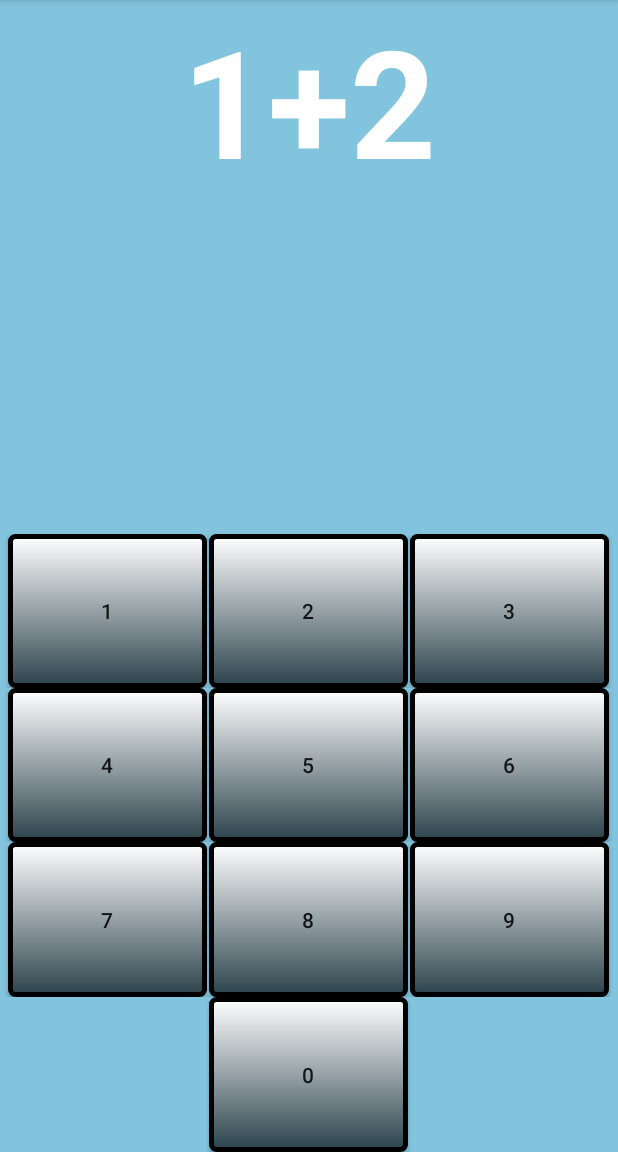
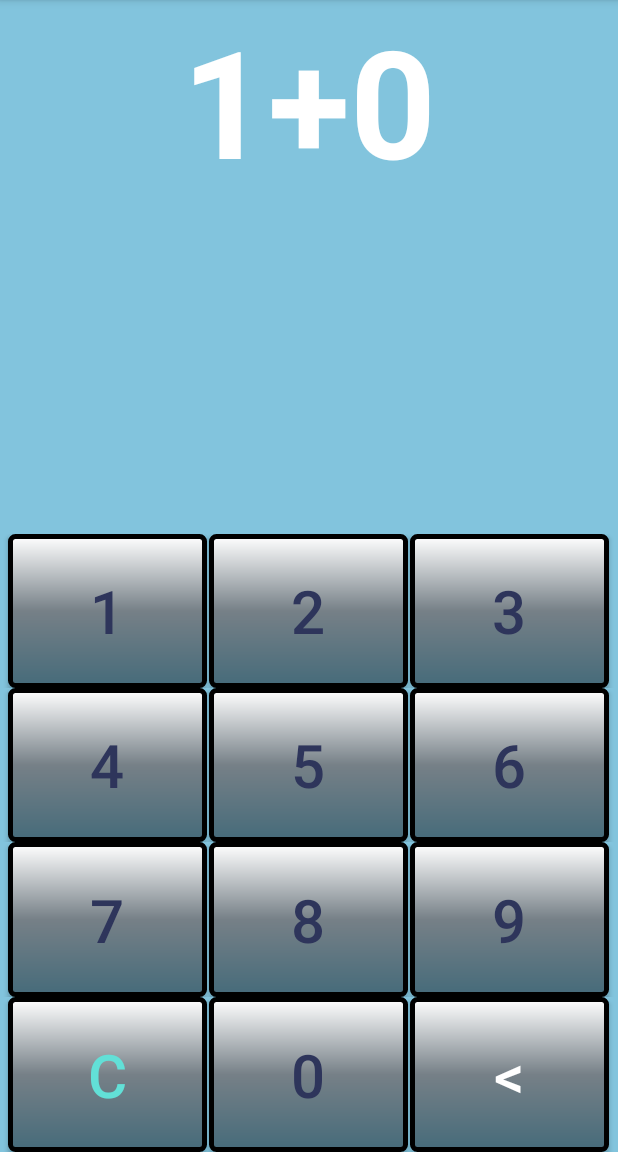
Before and after one commit to bminton3/FastMathTrainer2, an Android app: the screen it shows after launch (MathCardsActivity), on a phone screen of 412 x 824 dp, the part 84-1236 px from its top. Run offline under Robolectric (Android 15) with nearby library versions, the phone set to English and light mode, and no system bars.

Commit message:
added clear and back buttons, added game logic, updated buttons

```diff
--- a/app/src/main/java/com/minton/fastmathtrainer/MathCardsActivity.kt
+++ b/app/src/main/java/com/minton/fastmathtrainer/MathCardsActivity.kt
@@ -7,6 +7,7 @@ import android.view.View
 import android.widget.TextView
 import android.widget.Button
 import kotlinx.android.synthetic.main.activity_math_cards.*
+import java.security.SecureRandom
 
 
 /**
@@ -15,8 +16,8 @@ import kotlinx.android.synthetic.main.activity_math_cards.*
  */
 class MathCardsActivity : AppCompatActivity() {
 
-    private var mVisible: Boolean = false
     private val mHideHandler = Handler()
+    private var total: Int = 0
 
     /**
      * Maybe this is the main method
@@ -26,8 +27,6 @@ class MathCardsActivity : AppCompatActivity() {
 
         setContentView(R.layout.activity_math_cards)
         supportActionBar?.setDisplayHomeAsUpEnabled(true)
-
-        mVisible = true
 
         // Set up the user interaction to manually show or hide the system UI.
         //equation.setOnClickListener { toggle() }
@@ -42,9 +41,7 @@ class MathCardsActivity : AppCompatActivity() {
     override fun onPostCreate(savedInstanceState: Bundle?) {
         super.onPostCreate(savedInstanceState)
 
-        val text: TextView = findViewById<TextView>(R.id.equation)
-
-        text.text = "1+2"
+        updateEquation()
 
         val answer: TextView = findViewById<TextView>(R.id.answer)
 
@@ -56,46 +53,85 @@ class MathCardsActivity : AppCompatActivity() {
         //delayedHide(100)
     }
 
+    private fun randomInt(): Int {
+        val random = SecureRandom()
+        return random.nextInt(9)
+    }
+
     private fun createButtonListeners() {
         val oneButton : Button = findViewById<Button>(R.id.one)
-        oneButton.setOnClickListener { answer.text = oneButton.text }
+        oneButton.setOnClickListener {
+            answer.append(oneButton.text)
+            checkAnswer()
+        }
         val twoButton : Button = findViewById<Button>(R.id.two)
-        twoButton.setOnClickListener { answer.text = twoButton.text }
+        twoButton.setOnClickListener {
+            answer.append(twoButton.text)
+            checkAnswer()
+        }
         val threeButton : Button = findViewById<Button>(R.id.three)
-        threeButton.setOnClickListener { answer.text = threeButton.text }
+        threeButton.setOnClickListener {
+            answer.append(threeButton.text)
+            checkAnswer()
+        }
         val fourButton : Button = findViewById<Button>(R.id.four)
-        fourButton.setOnClickListener { answer.text = fourButton.text }
+        fourButton.setOnClickListener {
+            answer.append(fourButton.text)
+            checkAnswer()
+        }
         val fiveButton : Button = findViewById<Button>(R.id.five)
-        fiveButton.setOnClickListener { answer.text = fiveButton.text }
+        fiveButton.setOnClickListener {
+            answer.append(fiveButton.text)
+            checkAnswer()
+        }
         val sixButton : Button = findViewById<Button>(R.id.six)
-        sixButton.setOnClickListener { answer.text = sixButton.text }
+        sixButton.setOnClickListener {
+            answer.append(sixButton.text)
+            checkAnswer()
+        }
         val sevenButton : Button = findViewById<Button>(R.id.seven)
-        sevenButton.setOnClickListener { answer.text = sevenButton.text }
+        sevenButton.setOnClickListener {
+            answer.append(sevenButton.text)
+            checkAnswer()
+        }
         val eightButton : Button = findViewById<Button>(R.id.eight)
-        eightButton.setOnClickListener { answer.text = eightButton.text }
+        eightButton.setOnClickListener {
+            answer.append(eightButton.text)
+            checkAnswer()
+        }
         val nineButton : Button = findViewById<Button>(R.id.nine)
-        nineButton.setOnClickListener { answer.text = nineButton.text }
+        nineButton.setOnClickListener {
+            answer.append(nineButton.text)
+            checkAnswer()
+        }
         val zeroButton : Button = findViewById<Button>(R.id.zero)
-        zeroButton.setOnClickListener { answer.text = zeroButton.text }
+        zeroButton.setOnClickListener {
+            answer.append(zeroButton.text)
+            checkAnswer()
+        }
+        val backButton : Button = findViewById<Button>(R.id.back)
+        backButton.setOnClickListener {
+            if (answer.text.length >= 1) {
+                answer.text = answer.text.substring(0, answer.text.length - 1)
+            }
+        }
+        val clearButton : Button = findViewById<Button>(R.id.clear)
+        clearButton.setOnClickListener { answer.text = "" }
     }
 
-    companion object {
-        /**
-         * Whether or not the system UI should be auto-hidden after
-         * [AUTO_HIDE_DELAY_MILLIS] milliseconds.
-         */
-        private val AUTO_HIDE = true
+    private fun checkAnswer() {
+        if (answer.text.toString().toInt() == total) {
+            updateEquation()
+            answer.text = ""
+        }
+    }
 
-        /**
-         * If [AUTO_HIDE] is set, the number of milliseconds to wait after
-         * user interaction before hiding the system UI.
-         */
-        private val AUTO_HIDE_DELAY_MILLIS = 3000
+    private fun updateEquation() {
+        val text: TextView = findViewById<TextView>(R.id.equation)
 
-        /**
-         * Some older devices needs a small delay between UI widget updates
-         * and a change of the status and navigation bar.
-         */
-        private val UI_ANIMATION_DELAY = 300
+        val x = randomInt()
+        val y = randomInt()
+        total = x+y
+        text.text = x.toString() + "+" + y.toString()
     }
 }
--- a/app/src/main/res/drawable/mybutton.xml
+++ b/app/src/main/res/drawable/mybutton.xml
@@ -1,9 +1,12 @@
 <?xml version="1.0" encoding="utf-8"?>
     <shape xmlns:android="http://schemas.android.com/apk/res/android"
         android:shape="rectangle">
-        <gradient android:startColor="#FFFFFF"
-            android:endColor="#2c434c"
-            android:angle="270" />
+        <gradient
+            android:startColor="#FFFFFF"
+            android:centerColor="#768087"
+            android:endColor="#466b7a"
+            android:angle="270"
+            android:type="linear" />
         <corners android:radius="3dp" />
         <stroke android:width="5px" android:color="#000000" />
     </shape>
--- a/app/src/main/res/layout/activity_math_cards.xml
+++ b/app/src/main/res/layout/activity_math_cards.xml
@@ -73,7 +73,9 @@
                     android:layout_width="match_parent"
                     android:layout_marginLeft="5dp"
                     android:background="@drawable/mybutton"
-                    android:text="@string/one"/>
+                    android:text="@string/one"
+                    android:textColor="#2e355b"
+                    android:textSize="40sp"/>
                 <Button
                     android:id="@+id/two"
                     android:layout_toRightOf="@+id/one"
@@ -82,14 +84,18 @@
                     android:layout_marginLeft="1dp"
                     android:layout_marginRight="1dp"
                     android:background="@drawable/mybutton"
-                    android:text="@string/two"/>
+                    android:text="@string/two"
+                    android:textColor="#2e355b"
+                    android:textSize="40sp"/>
                 <Button
                     android:id="@+id/three"
                     android:layout_height="match_parent"
                     android:layout_width="match_parent"
                     android:layout_marginRight="5dp"
                     android:background="@drawable/mybutton"
-                    android:text="@string/three"/>
+                    android:text="@string/three"
+                    android:textColor="#2e355b"
+                    android:textSize="40sp"/>
             </TableRow>
 
             <TableRow android:layout_weight="1" >
@@ -99,7 +105,9 @@
                     android:layout_width="match_parent"
                     android:layout_marginLeft="5dp"
                     android:background="@drawable/mybutton"
-                    android:text="@string/four"/>
+                    android:text="@string/four"
+                    android:textColor="#2e355b"
+                    android:textSize="40sp"/>
                 <Button
                     android:id="@+id/five"
                     android:layout_height="match_parent"
@@ -107,14 +115,18 @@
                     android:layout_marginLeft="1dp"
                     android:layout_marginRight="1dp"
                     android:background="@drawable/mybutton"
-                    android:text="@string/five" />
+                    android:text="@string/five"
+                    android:textColor="#2e355b"
+                    android:textSize="40sp"/>
                 <Button
                     android:id="@+id/six"
                     android:layout_height="match_parent"
                     android:layout_width="match_parent"
                     android:layout_marginRight="5dp"
                     android:background="@drawable/mybutton"
-                    android:text="@string/six" />
+                    android:text="@string/six"
+                    android:textColor="#2e355b"
+                    android:textSize="40sp"/>
             </TableRow>
             <TableRow android:layout_weight="1" >
                 <Button
@@ -123,7 +135,9 @@
                     android:layout_width="match_parent"
                     android:layout_marginLeft="5dp"
                     android:background="@drawable/mybutton"
-                    android:text="@string/seven"/>
+                    android:text="@string/seven"
+                    android:textColor="#2e355b"
+                    android:textSize="40sp"/>
 
                 <Button
                     android:id="@+id/eight"
@@ -132,7 +146,9 @@
                     android:layout_marginLeft="1dp"
                     android:layout_marginRight="1dp"
                     android:background="@drawable/mybutton"
-                    android:text="@string/eight"/>
+                    android:text="@string/eight"
+                    android:textColor="#2e355b"
+                    android:textSize="40sp"/>
 
                 <Button
                     android:id="@+id/nine"
@@ -140,11 +156,20 @@
                     android:layout_width="match_parent"
                     android:layout_marginRight="5dp"
                     android:background="@drawable/mybutton"
-                    android:text="@string/nine"/>
+                    android:text="@string/nine"
+                    android:textColor="#2e355b"
+                    android:textSize="40sp"/>
             </TableRow>
             <TableRow android:layout_weight="1" >
                 <Button
-                    android:visibility="invisible"/>
+                    android:id="@+id/clear"
+                    android:layout_height="match_parent"
+                    android:layout_width="match_parent"
+                    android:layout_marginLeft="5dp"
+                    android:background="@drawable/mybutton"
+                    android:text="@string/clear"
+                    android:textColor="#62e0d7"
+                    android:textSize="40sp"/>
                 <Button
                     android:id="@+id/zero"
                     android:layout_height="match_parent"
@@ -152,7 +177,18 @@
                     android:layout_marginLeft="1dp"
                     android:layout_marginRight="1dp"
                     android:background="@drawable/mybutton"
-                    android:text="@string/zero"/>
+                    android:text="@string/zero"
+                    android:textColor="#2e355b"
+                    android:textSize="40sp"/>
+                <Button
+                    android:id="@+id/back"
+                    android:layout_height="match_parent"
+                    android:layout_width="match_parent"
+                    android:layout_marginRight="5dp"
+                    android:background="@drawable/mybutton"
+                    android:text="@string/back"
+                    android:textColor="#FFFFFF"
+                    android:textSize="40sp"/>
             </TableRow>
         </TableLayout>
     </LinearLayout>
--- a/app/src/main/res/values/strings.xml
+++ b/app/src/main/res/values/strings.xml
@@ -15,4 +15,6 @@
     <string name="eight">8</string>
     <string name="nine">9</string>
     <string name="zero">0</string>
+    <string name="clear">C</string>
+    <string name="back">\u003C</string>
 </resources>
```
